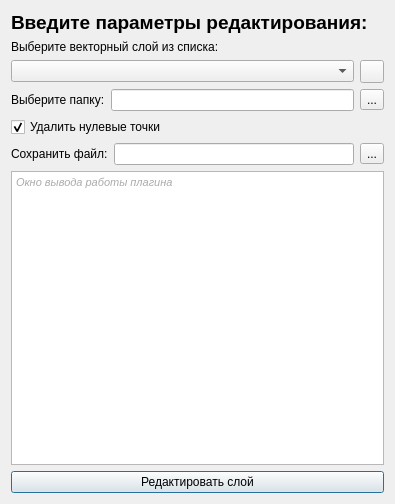
First picture: the form in bpla_plugin_flights_dialog_base.ui, repository vedmitt/Argest, before the edit.
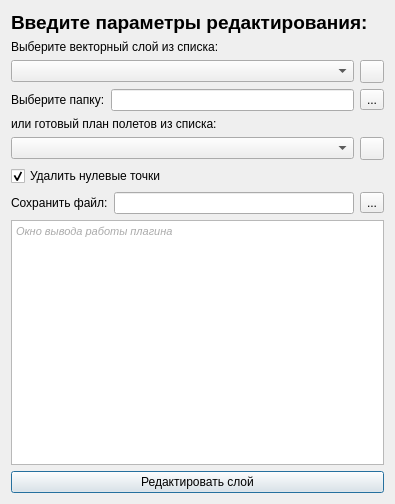
Second picture: the form after the edit. Icons and pictures are not drawn.

Commit message: feat: all outlines in one file

Patch:
```diff
--- a/bpla_plugin_flights_dialog_base.ui
+++ b/bpla_plugin_flights_dialog_base.ui
@@ -74,6 +74,31 @@
      </item>
     </layout>
    </item>
+   <item>
+    <widget class="QLabel" name="label_5">
+     <property name="text">
+      <string>или готовый план полетов из списка:</string>
+     </property>
+    </widget>
+   </item>
+   <item>
+    <layout class="QHBoxLayout" name="horizontalLayout_4">
+     <item>
+      <widget class="QComboBox" name="comboBox_2"/>
+     </item>
+     <item>
+      <widget class="QToolButton" name="toolButton_cbreload_2">
+       <property name="text">
+        <string/>
+       </property>
+       <property name="icon">
+        <iconset>
+         <normaloff>icon_reload.png</normaloff>icon_reload.png</iconset>
+       </property>
+      </widget>
+     </item>
+    </layout>
+   </item>
    <item>
     <widget class="QCheckBox" name="checkBox">
      <property name="text">
```
The commit also changes 2 other files.
